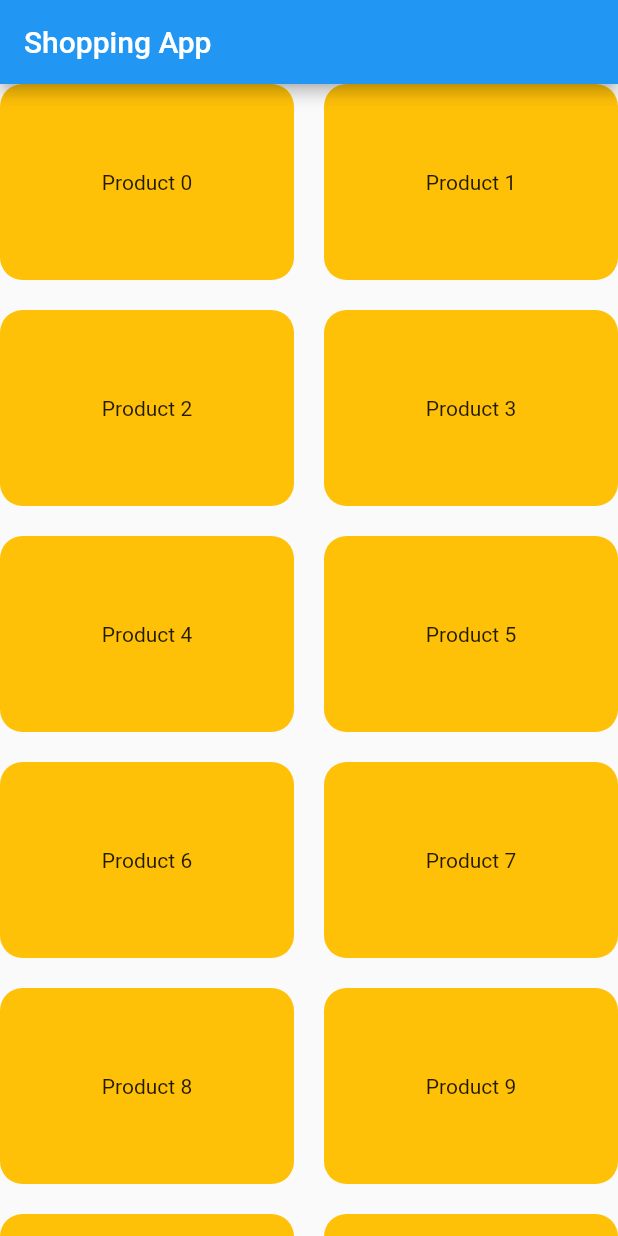
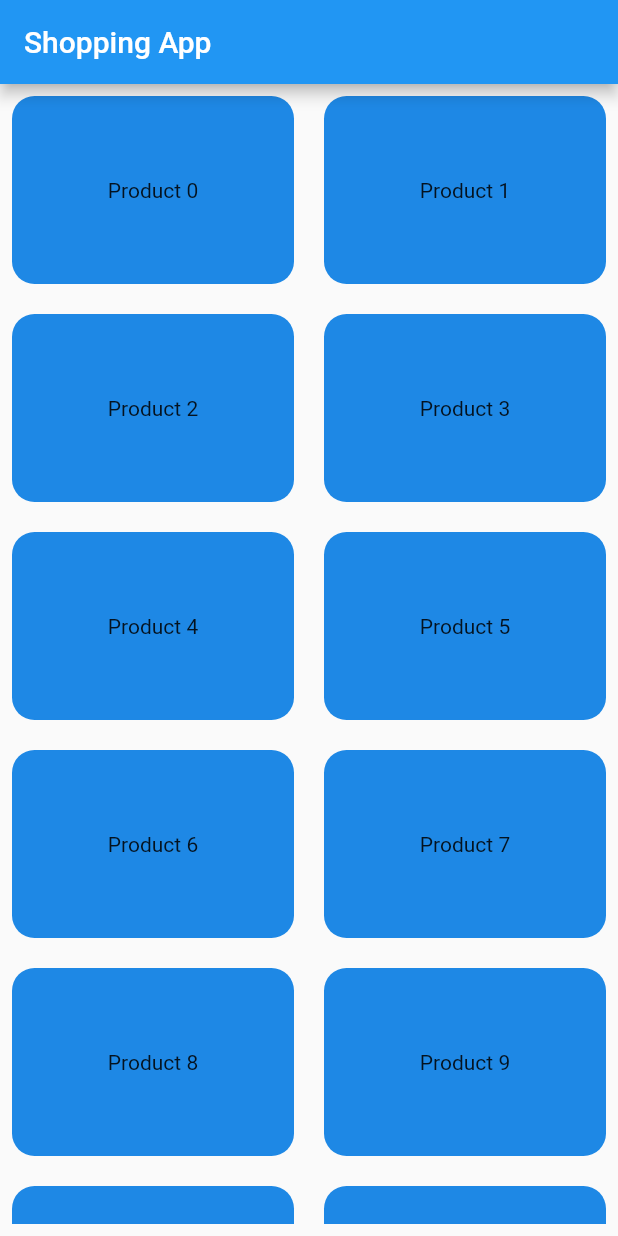
Before and after one commit to ShariyarAbeer/shopping_app, a Flutter app: the screen it shows after launch, on a phone screen of 412 x 824 dp. Run offline on Flutter 3.47's test engine with Material 2 defaults, Android fonts, the phone set to English and light mode, and no system bars.

Commit message:
color added on gird item

```diff
--- a/lib/screens/home.dart
+++ b/lib/screens/home.dart
@@ -7,7 +7,7 @@ class Home extends StatefulWidget {
 
 class _HomeState extends State<Home> {
   final List<Map> myProducts =
-      List.generate(100000, (index) => {"id": index, "name": "Product $index"})
+      List.generate(100, (index) => {"id": index, "name": "Product $index"})
           .toList();
   @override
   Widget build(BuildContext context) {
@@ -15,7 +15,9 @@ class _HomeState extends State<Home> {
       appBar: AppBar(
         title: Text("Shopping App"),
       ),
-      body: GridView.builder(
+      body: Padding(
+        padding: const EdgeInsets.all(8.0),
+        child: GridView.builder(
           gridDelegate: SliverGridDelegateWithMaxCrossAxisExtent(
               maxCrossAxisExtent: 200,
               childAspectRatio: 3 / 2,
@@ -27,12 +29,13 @@ class _HomeState extends State<Home> {
               alignment: Alignment.center,
               child: Text(myProducts[index]["name"]),
               decoration: BoxDecoration(
-              color: Colors.amber,
+                color: Colors.blue[600],
                 borderRadius: BorderRadius.circular(15),
               ),
             );
           },
         ),
+      ),
     );
   }
 }
```
Lines whose indentation alone changed are shown as unchanged.
